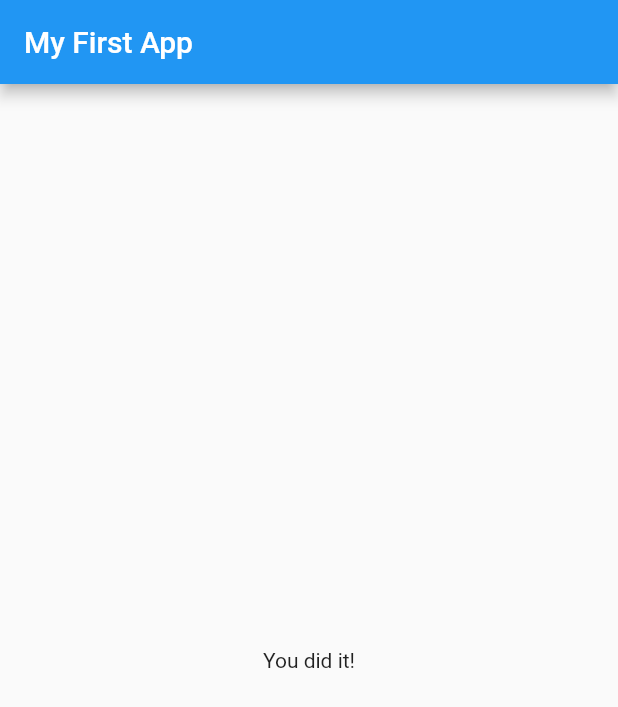
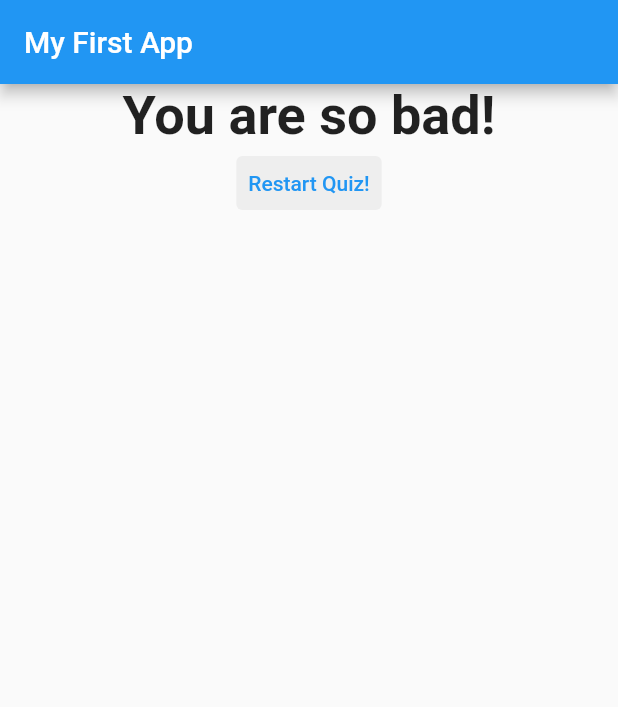
Before and after one commit to RetlavSource/StudyOf-Flutter, a Flutter app: the screen it shows after launch, after a tap on "Black", after a tap on "Snake", after a tap on "He1", on a phone screen of 412 x 824 dp. Shown: the top 707 px of the screen. Run offline on Flutter 3.47's test engine with Material 2 defaults, Android fonts, the phone set to English and light mode, and no system bars.

Commit message:
Finished lesson 59

```diff
--- a/flutter_complete_guide/lib/main.dart
+++ b/flutter_complete_guide/lib/main.dart
@@ -21,21 +21,46 @@ class _MyAppState extends State<MyApp> {
   final _questions = const [
     {
       'questionText': 'What\'s your favorite color?',
-      'answers': ['Black', 'Red', 'Green', 'White'],
+      'answers': [
+        {'text': 'Black', 'score': 10},
+        {'text': 'Red', 'score': 5},
+        {'text': 'Green', 'score': 3},
+        {'text': 'White', 'score': 1},
+      ],
     },
     {
       'questionText': 'What\'s your favorite animal?',
-      'answers': ['Rabbit', 'Snake', 'Elephant', 'Lion'],
+      'answers': [
+        {'text': 'Rabbit', 'score': 3},
+        {'text': 'Snake', 'score': 11},
+        {'text': 'Elephant', 'score': 5},
+        {'text': 'Lion', 'score': 9},
+      ],
     },
     {
       'questionText': 'What\'s your fovorite instructor?',
-      'answers': ['Me', 'She', 'He1', 'He2'],
+      'answers': [
+        {'text': 'Me', 'score': 1},
+        {'text': 'She', 'score': 1},
+        {'text': 'He1', 'score': 1},
+        {'text': 'He2', 'score': 1},
+      ],
     },
   ];
 
   var _questionIndex = 0;
+  var _totalScore = 0;
 
-  void _answerQuestion() {
+  void _resetQuiz() {
+    setState(() {
+      _questionIndex = 0;
+      _totalScore = 0;
+    });
+  }
+
+  void _answerQuestion(int score) {
+    _totalScore += score;
+
     setState(() {
       _questionIndex = _questionIndex + 1;
     });
@@ -60,7 +85,7 @@ class _MyAppState extends State<MyApp> {
                 questionIndex: _questionIndex,
                 questions: _questions,
               )
-            : Result(),
+            : Result(_totalScore, _resetQuiz),
       ),
     );
   }
--- a/flutter_complete_guide/lib/quiz.dart
+++ b/flutter_complete_guide/lib/quiz.dart
@@ -17,12 +17,12 @@ class Quiz extends StatelessWidget {
   @override
   Widget build(BuildContext context) {
     return Column(
-      children: [
+      children: <Widget>[
         Question(
           questions[questionIndex]['questionText'],
         ),
-        ...(questions[questionIndex]['answers'] as List<String>).map((answer) {
-          return Answer(answerQuestion, answer);
+        ...(questions[questionIndex]['answers'] as List<Map<String, Object>>).map((answer) {
+          return Answer(() => answerQuestion(answer['score']), answer['text']);
         }).toList()
       ],
     );
--- a/flutter_complete_guide/lib/result.dart
+++ b/flutter_complete_guide/lib/result.dart
@@ -1,10 +1,57 @@
 import 'package:flutter/material.dart';
 
 class Result extends StatelessWidget {
+  final int resultScore;
+  final Function resetHandler;
+
+  Result(this.resultScore, this.resetHandler);
+
+  String get resultPhrase {
+    String resultText;
+    if (resultScore <= 8) {
+      resultText = 'You are awsome and inocent!';
+    } else if (resultScore <= 12) {
+      resultText = 'Pretty likeable!';
+    } else if (resultScore <= 16) {
+      resultText = 'You are ... strange!';
+    } else {
+      resultText = 'You are so bad!';
+    }
+    return resultText;
+  }
+
   @override
   Widget build(BuildContext context) {
     return Center(
-      child: Text('You did it!'),
+      child: Column(
+        children: <Widget>[
+          Text(
+            resultPhrase,
+            style: TextStyle(
+              fontSize: 36,
+              fontWeight: FontWeight.bold,
+            ),
+            textAlign: TextAlign.center,
+          ),
+          TextButton(
+            style: ButtonStyle(
+              backgroundColor: MaterialStateProperty.all(Colors.grey[200]),
+              foregroundColor: MaterialStateProperty.all(Colors.blue),
+            ),
+            child: Text('Restart Quiz!'),
+            onPressed: resetHandler,
+          ),
+          // OutlinedButton(
+          //   style: OutlinedButton.styleFrom(
+          //       foregroundColor: Colors.blue,
+          //       side: BorderSide(
+          //         color: Colors.blue,
+          //       )),
+          //   child: Text('Just for test!'),
+          //   onPressed: () => print('JUST TESTING!'),
+          // )
+        ],
+      ),
     );
   }
 }
```
